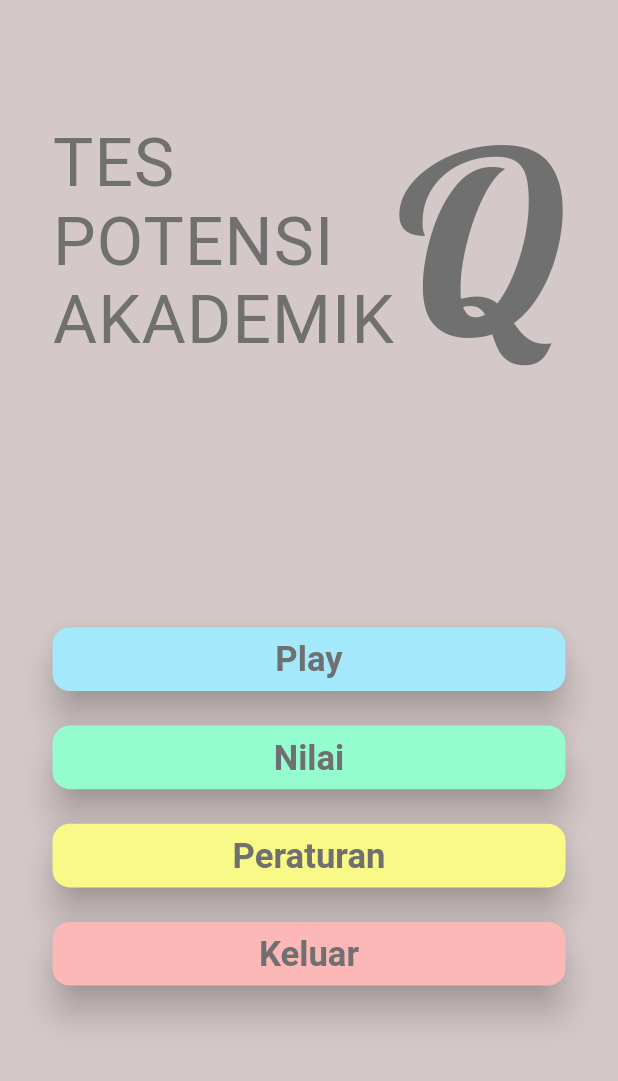
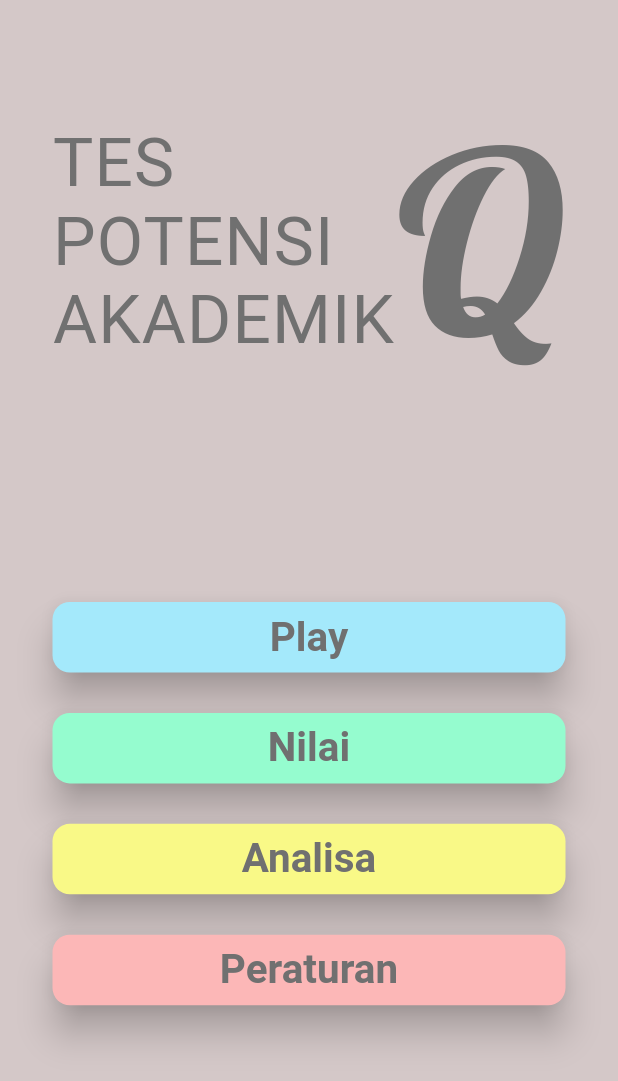
Before and after one commit to RozaqIngsoon/tpaquiz, a Flutter app: the screen it shows after launch, on a phone screen of 412 x 824 dp. Shown: the top 1081 px of the screen. Run offline on Flutter 3.47's test engine with Material 2 defaults, Android fonts, the phone set to English and light mode, and no system bars; our stand-ins replace google_fonts; Roboto replaces fonts that are missing (Cairo).

Commit message:
tombol keluar dihapus, ganti tombol analisa

```diff
--- a/lib/shared/tombol_home.dart
+++ b/lib/shared/tombol_home.dart
@@ -18,7 +18,7 @@ Widget tombolHome(
             child: Text(teks,
               style: GoogleFonts.cairo(
                 textStyle: TextStyle(
-                  fontSize: 30,
+                  fontSize: 35,
                   fontWeight: FontWeight.bold,
                   color: warnaTeks,
                 ),
@@ -27,7 +27,7 @@ Widget tombolHome(
           ),
         ),
       ),
-      SizedBox(height: 15,),
+      SizedBox(height: 20,),
     ],
   );
 }
--- a/lib/ui/homepage.dart
+++ b/lib/ui/homepage.dart
@@ -2,6 +2,10 @@ import 'package:flutter/material.dart';
 import 'package:google_fonts/google_fonts.dart';
 import 'package:tpaquiz/shared/tombol_home.dart';
 import 'package:tpaquiz/shared/warna.dart';
+import 'package:tpaquiz/ui/analisa.dart';
+import 'package:tpaquiz/ui/nilai.dart';
+import 'package:tpaquiz/ui/peraturan.dart';
+import 'package:tpaquiz/ui/play.dart';
 
 class HomePage extends StatelessWidget {
   @override
@@ -100,25 +104,49 @@ class HomePage extends StatelessWidget {
                             warnaButton: warnaTombolHome1,
                             teks: 'Play',
                             warnaTeks: warnaTeksHome,
-                            fungsi: () {}),
+                            fungsi: () {
+                              Navigator.of(context).push(
+                                MaterialPageRoute(
+                                  builder: (context) => Play(),
+                                ),
+                              );
+                            }),
                         tombolHome(
                             context: context,
                             warnaButton: warnaTombolHome2,
                             teks: 'Nilai',
                             warnaTeks: warnaTeksHome,
-                            fungsi: () {}),
+                            fungsi: () {
+                              Navigator.of(context).push(
+                                MaterialPageRoute(
+                                  builder: (context) => Nilai(),
+                                ),
+                              );
+                            }),
                         tombolHome(
                             context: context,
                             warnaButton: warnaTombolHome3,
-                            teks: 'Peraturan',
+                            teks: 'Analisa',
                             warnaTeks: warnaTeksHome,
-                            fungsi: () {}),
+                            fungsi: () {
+                              Navigator.of(context).push(
+                                MaterialPageRoute(
+                                  builder: (context) => Analisa(),
+                                ),
+                              );
+                            }),
                         tombolHome(
                             context: context,
                             warnaButton: warnaTombolHome4,
-                            teks: 'Keluar',
+                            teks: 'Peraturan',
                             warnaTeks: warnaTeksHome,
-                            fungsi: () {}),
+                            fungsi: () {
+                              Navigator.of(context).push(
+                                MaterialPageRoute(
+                                  builder: (context) => Peraturan(),
+                                ),
+                              );
+                            }),
                       ],
                     ),
                   ),
```
